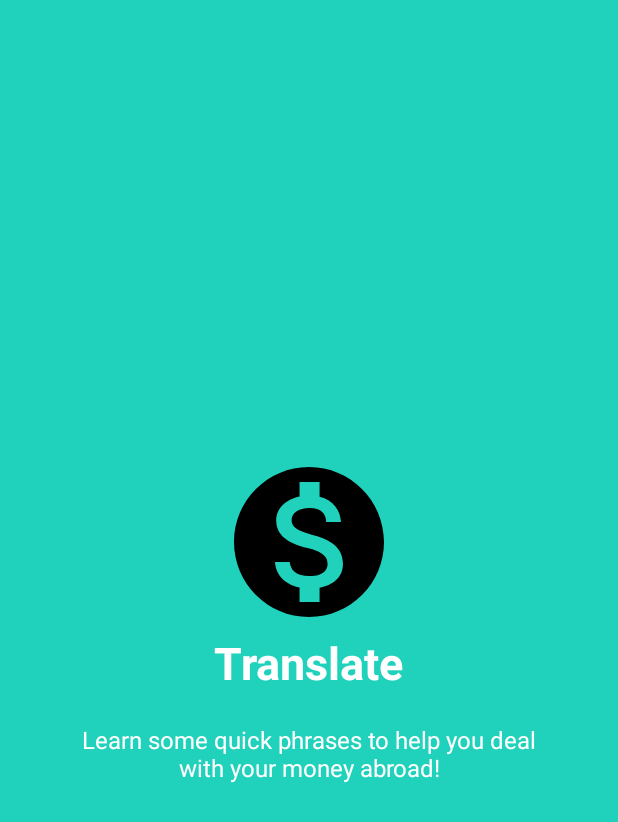
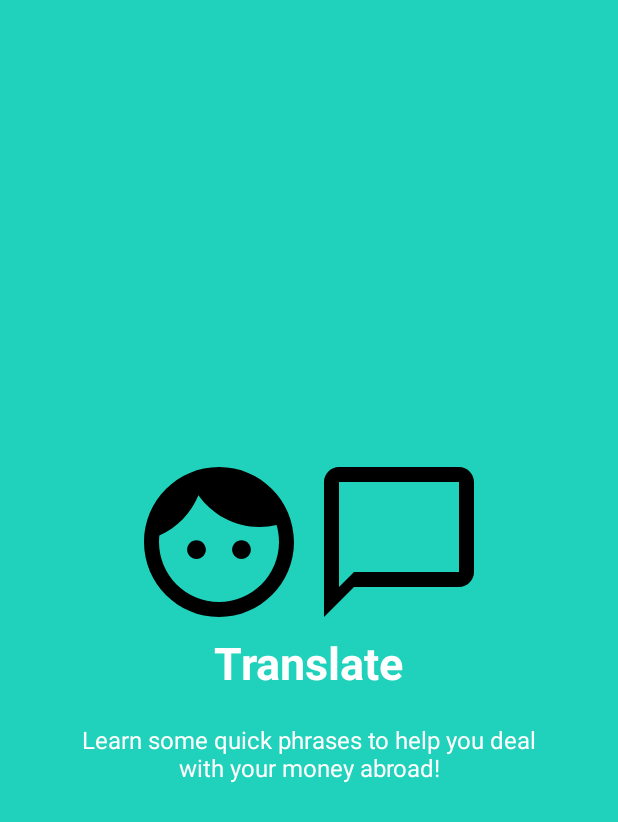
Before and after one commit to franceslou1818/Currency-Crunch, an Android app: the layout welcome_slide4.xml on its own in the app's theme, with its tools: preview values and no code run, on a phone screen of 412 x 824 dp. Shown: the top 822 px of the screen. Run offline under Robolectric (Android 15) with nearby library versions, the phone set to English and light mode, and no system bars.

Commit message:
Added icons for each slide

```diff
--- a/app/src/main/AndroidManifest.xml
+++ b/app/src/main/AndroidManifest.xml
@@ -13,7 +13,7 @@
         android:supportsRtl="true"
         android:theme="@style/AppTheme">
         <activity
-            android:name=".MainActivity"
+            android:name=".WelcomeActivity"
             android:label="@string/app_name"
             android:theme="@style/AppTheme.NoActionBar">
             <intent-filter>
@@ -23,7 +23,7 @@
             </intent-filter>
         </activity>
         <activity
-            android:name=".WelcomeActivity"
+            android:name=".MainActivity"
             android:label="@string/title_activity_welcome"
             android:theme="@style/AppTheme.NoActionBar"></activity>
     </application>
--- /dev/null
+++ b/app/src/main/res/drawable/ic_chat_bubble_outline_black_24dp.xml
@@ -0,0 +1,9 @@
+<vector xmlns:android="http://schemas.android.com/apk/res/android"
+        android:width="24dp"
+        android:height="24dp"
+        android:viewportWidth="24.0"
+        android:viewportHeight="24.0">
+    <path
+        android:fillColor="#FF000000"
+        android:pathData="M20,2L4,2c-1.1,0 -2,0.9 -2,2v18l4,-4h14c1.1,0 2,-0.9 2,-2L22,4c0,-1.1 -0.9,-2 -2,-2zM20,16L6,16l-2,2L4,4h16v12z"/>
+</vector>
--- /dev/null
+++ b/app/src/main/res/drawable/ic_face_black_24dp.xml
@@ -0,0 +1,9 @@
+<vector xmlns:android="http://schemas.android.com/apk/res/android"
+        android:width="24dp"
+        android:height="24dp"
+        android:viewportWidth="24.0"
+        android:viewportHeight="24.0">
+    <path
+        android:fillColor="#FF000000"
+        android:pathData="M9,11.75c-0.69,0 -1.25,0.56 -1.25,1.25s0.56,1.25 1.25,1.25 1.25,-0.56 1.25,-1.25 -0.56,-1.25 -1.25,-1.25zM15,11.75c-0.69,0 -1.25,0.56 -1.25,1.25s0.56,1.25 1.25,1.25 1.25,-0.56 1.25,-1.25 -0.56,-1.25 -1.25,-1.25zM12,2C6.48,2 2,6.48 2,12s4.48,10 10,10 10,-4.48 10,-10S17.52,2 12,2zM12,20c-4.41,0 -8,-3.59 -8,-8 0,-0.29 0.02,-0.58 0.05,-0.86 2.36,-1.05 4.23,-2.98 5.21,-5.37C11.07,8.33 14.05,10 17.42,10c0.78,0 1.53,-0.09 2.25,-0.26 0.21,0.71 0.33,1.47 0.33,2.26 0,4.41 -3.59,8 -8,8z"/>
+</vector>
--- a/app/src/main/res/layout/welcome_slide2.xml
+++ b/app/src/main/res/layout/welcome_slide2.xml
@@ -14,7 +14,7 @@
         <ImageView
             android:layout_width="@dimen/welcome_img_width_height"
             android:layout_height="@dimen/welcome_img_width_height"
-            android:src="@drawable/dollar_coin_24dp" />
+            android:src="@drawable/globe_icon24dp" />
 
         <TextView
             android:layout_width="wrap_content"
--- a/app/src/main/res/layout/welcome_slide3.xml
+++ b/app/src/main/res/layout/welcome_slide3.xml
@@ -14,7 +14,7 @@
         <ImageView
             android:layout_width="@dimen/welcome_img_width_height"
             android:layout_height="@dimen/welcome_img_width_height"
-            android:src="@drawable/dollar_coin_24dp" />
+            android:src="@drawable/ic_add_black_24dp" />
 
         <TextView
             android:layout_width="wrap_content"
--- a/app/src/main/res/layout/welcome_slide4.xml
+++ b/app/src/main/res/layout/welcome_slide4.xml
@@ -11,10 +11,22 @@
         android:gravity="center_horizontal"
         android:orientation="vertical">
 
+        <LinearLayout
+            android:layout_width="wrap_content"
+            android:layout_height="wrap_content"
+            android:layout_centerInParent="true"
+            android:gravity="center_horizontal"
+            android:orientation="horizontal">
+
         <ImageView
             android:layout_width="@dimen/welcome_img_width_height"
             android:layout_height="@dimen/welcome_img_width_height"
-            android:src="@drawable/dollar_coin_24dp" />
+            android:src="@drawable/ic_face_black_24dp" />
+
+        <ImageView
+            android:layout_width="@dimen/welcome_img_width_height"
+            android:layout_height="@dimen/welcome_img_width_height"
+            android:src="@drawable/ic_chat_bubble_outline_black_24dp" /></LinearLayout>
 
         <TextView
             android:layout_width="wrap_content"
--- a/app/src/main/res/layout/welcome_slide5.xml
+++ b/app/src/main/res/layout/welcome_slide5.xml
@@ -14,7 +14,7 @@
         <ImageView
             android:layout_width="@dimen/welcome_img_width_height"
             android:layout_height="@dimen/welcome_img_width_height"
-            android:src="@drawable/dollar_coin_24dp" />
+            android:src="@drawable/ic_photo_camera_black_24dp" />
 
         <TextView
             android:layout_width="wrap_content"
--- a/app/src/main/res/values/dimens.xml
+++ b/app/src/main/res/values/dimens.xml
@@ -10,6 +10,7 @@
     <dimen name="dots_height">30dp</dimen>
     <dimen name="dots_margin_bottom">20dp</dimen>
     <dimen name="welcome_img_width_height">120dp</dimen>
+    <dimen name="welcome_img_width_height2">60dp</dimen>
     <dimen name="slide_title">30dp</dimen>
     <dimen name="slide_desc">16dp</dimen>
     <dimen name="desc_padding">40dp</dimen>
```
Also changed, not shown: app/src/main/res/drawable/globe_icon24dp.xml (added, +9 -0 lines), app/src/main/res/drawable/ic_add_black_24dp.xml (added, +9 -0 lines), app/src/main/res/drawable/ic_photo_camera_black_24dp.xml (added, +12 -0 lines).
